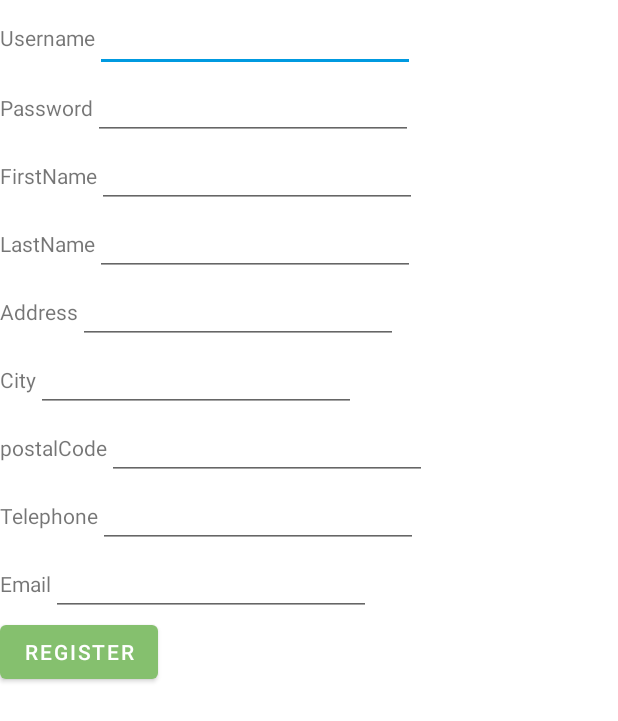
After one commit to aishustha/AishwaryaShrestha_KeshavDulal_MAPD711_Assignment2, an Android app: the layout activity_register.xml on its own in the app's theme, with its tools: preview values and no code run, on a phone screen of 412 x 824 dp. The commit adds this screen. Shown: the top 721 px of the screen. Run offline under Robolectric (Android 15) with nearby library versions, the phone set to English and light mode, and no system bars.

Commit message:
Added register

```diff
--- a/app/src/main/AndroidManifest.xml
+++ b/app/src/main/AndroidManifest.xml
@@ -1,7 +1,8 @@
 <?xml version="1.0" encoding="utf-8"?>
 <manifest xmlns:android="http://schemas.android.com/apk/res/android"
     package="com.example.aishwaryashrestha_keshavdulal_mapd711_assignment2">
-    <uses-permission android:name="android.permission.INTERNET"/>
+
+    <uses-permission android:name="android.permission.INTERNET" />
 
     <application
         android:allowBackup="true"
@@ -10,6 +11,9 @@
         android:roundIcon="@mipmap/ic_launcher_round"
         android:supportsRtl="true"
         android:theme="@style/Theme.AishwaryaShrestha_KeshavDulal_MAPD711_Assignment2">
+        <activity
+            android:name=".Register"
+            android:exported="false" />
         <activity
             android:name=".BookingConfirmation"
             android:exported="true" />
--- a/app/src/main/java/com/example/aishwaryashrestha_keshavdulal_mapd711_assignment2/MainActivity.kt
+++ b/app/src/main/java/com/example/aishwaryashrestha_keshavdulal_mapd711_assignment2/MainActivity.kt
@@ -22,7 +22,7 @@ class MainActivity : AppCompatActivity() {
 
         //handle button click
         sendBtn.setOnClickListener {
-            val intent = Intent(this@MainActivity, BookingActivity::class.java)
+            val intent = Intent(this@MainActivity, Register::class.java)
 
             //sending data to second activity
             startActivity(intent)
--- a/app/src/main/java/com/example/aishwaryashrestha_keshavdulal_mapd711_assignment2/Registration.kt
+++ b/app/src/main/java/com/example/aishwaryashrestha_keshavdulal_mapd711_assignment2/Register.kt
@@ -1,11 +1,11 @@
-package com.example.aishwaryashrestha_keshavdulal_mapd711_assignment2.ui
+package com.example.aishwaryashrestha_keshavdulal_mapd711_assignment2
 
 import androidx.appcompat.app.AppCompatActivity
 import android.os.Bundle
 
-class Registration : AppCompatActivity() {
+class Register : AppCompatActivity() {
     override fun onCreate(savedInstanceState: Bundle?) {
         super.onCreate(savedInstanceState)
-        setContentView(R.layout.activity_registration)
+        setContentView(R.layout.activity_register)
     }
 }
--- /dev/null
+++ b/app/src/main/res/layout/activity_register.xml
@@ -0,0 +1,208 @@
+<?xml version="1.0" encoding="utf-8"?>
+<LinearLayout xmlns:android="http://schemas.android.com/apk/res/android"
+    xmlns:app="http://schemas.android.com/apk/res-auto"
+    xmlns:tools="http://schemas.android.com/tools"
+    android:layout_width="match_parent"
+    android:layout_height="match_parent"
+    android:orientation="vertical"
+    tools:context=".Register">
+    <LinearLayout
+        android:layout_width="wrap_content"
+        android:layout_height="wrap_content"
+        android:orientation="horizontal">
+        <TextView
+            android:id="@+id/username_lbl"
+            android:layout_width="wrap_content"
+            android:layout_height="wrap_content"
+            android:text="Username"
+            app:layout_constraintStart_toStartOf="parent"
+            app:layout_constraintTop_toTopOf="parent" />
+
+        <EditText
+            android:id="@+id/inputUsername"
+            android:layout_width="wrap_content"
+            android:layout_height="wrap_content"
+            android:ems="10"
+            android:inputType="textPersonName"
+            android:minHeight="48dp"
+            app:layout_constraintStart_toEndOf="@+id/username_lbl"
+            app:layout_constraintTop_toTopOf="parent" />
+    </LinearLayout>
+
+    <LinearLayout
+        android:layout_width="wrap_content"
+        android:layout_height="wrap_content"
+        android:orientation="horizontal">
+        <TextView
+            android:id="@+id/password_lbl"
+            android:layout_width="wrap_content"
+            android:layout_height="wrap_content"
+            android:text="Password"
+            app:layout_constraintStart_toStartOf="parent"
+            app:layout_constraintTop_toBottomOf="@+id/username_lbl" />
+        <EditText
+            android:id="@+id/inputPassword"
+            android:layout_width="wrap_content"
+            android:layout_height="wrap_content"
+            android:ems="10"
+            android:inputType="textPersonName"
+            app:layout_constraintStart_toEndOf="@+id/password_lbl"
+            app:layout_constraintTop_toBottomOf="@+id/editTextTextPersonName" />
+    </LinearLayout>
+
+    <LinearLayout
+        android:layout_width="wrap_content"
+        android:layout_height="wrap_content"
+        android:orientation="horizontal">
+        <TextView
+            android:id="@+id/firstname_lbl"
+            android:layout_width="wrap_content"
+            android:layout_height="wrap_content"
+            android:text="FirstName"
+            app:layout_constraintStart_toStartOf="parent"
+            app:layout_constraintTop_toBottomOf="@+id/password_lbl" />
+        <EditText
+            android:id="@+id/inputFirstName"
+            android:layout_width="wrap_content"
+            android:layout_height="wrap_content"
+            android:ems="10"
+            android:inputType="textPersonName"
+            app:layout_constraintStart_toEndOf="@+id/firstname_lbl"
+            app:layout_constraintTop_toBottomOf="@+id/editTextTextPersonName2" />
+
+    </LinearLayout>
+
+    <LinearLayout
+        android:layout_width="wrap_content"
+        android:layout_height="wrap_content"
+        android:orientation="horizontal">
+        <TextView
+            android:id="@+id/lastname_lbl"
+            android:layout_width="wrap_content"
+            android:layout_height="wrap_content"
+            android:text="LastName"
+            app:layout_constraintStart_toStartOf="parent"
+            app:layout_constraintTop_toBottomOf="@+id/firstname_lbl" />
+
+        <EditText
+            android:id="@+id/inputLastName"
+            android:layout_width="wrap_content"
+            android:layout_height="wrap_content"
+            android:layout_weight="1"
+            android:ems="10"
+            android:inputType="textPersonName" />
+    </LinearLayout>
+
+    <LinearLayout
+        android:layout_width="wrap_content"
+        android:layout_height="wrap_content"
+        android:orientation="horizontal">
+        <TextView
+            android:id="@+id/address_lbl"
+            android:layout_width="wrap_content"
+            android:layout_height="wrap_content"
+            android:text="Address"
+            app:layout_constraintStart_toStartOf="parent"
+            app:layout_constraintTop_toBottomOf="@+id/lastname_lbl" />
+
+        <EditText
+            android:id="@+id/inputAddress"
+            android:layout_width="wrap_content"
+            android:layout_height="wrap_content"
+            android:layout_weight="1"
+            android:ems="10"
+            android:inputType="textPersonName" />
+    </LinearLayout>
+
+    <LinearLayout
+        android:layout_width="wrap_content"
+        android:layout_height="wrap_content"
+        android:orientation="horizontal">
+        <TextView
+            android:id="@+id/city_lbl"
+            android:layout_width="wrap_content"
+            android:layout_height="wrap_content"
+            android:text="City"
+            app:layout_constraintStart_toStartOf="parent"
+            app:layout_constraintTop_toBottomOf="@+id/address_lbl" />
+
+        <EditText
+            android:id="@+id/inputCity"
+            android:layout_width="wrap_content"
+            android:layout_height="wrap_content"
+            android:layout_weight="1"
+            android:ems="10"
+            android:inputType="textPersonName" />
+    </LinearLayout>
+
+    <LinearLayout
+        android:layout_width="wrap_content"
+        android:layout_height="wrap_content"
+        android:orientation="horizontal">
+        <TextView
+            android:id="@+id/postalCode_lbl"
+            android:layout_width="wrap_content"
+            android:layout_height="wrap_content"
+            android:text="postalCode"
+            app:layout_constraintStart_toStartOf="parent"
+            app:layout_constraintTop_toBottomOf="@+id/city_lbl" />
+
+        <EditText
+            android:id="@+id/inputPostalCode"
+            android:layout_width="wrap_content"
+            android:layout_height="wrap_content"
+            android:layout_weight="1"
+            android:ems="10"
+            android:inputType="textPersonName" />
+    </LinearLayout>
+
+    <LinearLayout
+        android:layout_width="wrap_content"
+        android:layout_height="wrap_content"
+        android:orientation="horizontal">
+        <TextView
+            android:id="@+id/telephone_lbl"
+            android:layout_width="wrap_content"
+            android:layout_height="wrap_content"
+            android:text="Telephone"
+            app:layout_constraintStart_toStartOf="parent"
+            app:layout_constraintTop_toBottomOf="@+id/postalCode_lbl" />
+
+        <EditText
+            android:id="@+id/inputTelephone"
+            android:layout_width="wrap_content"
+            android:layout_height="wrap_content"
+            android:layout_weight="1"
+            android:ems="10"
+            android:inputType="textPersonName" />
+    </LinearLayout>
+
+    <LinearLayout
+        android:layout_width="wrap_content"
+        android:layout_height="wrap_content"
+        android:orientation="horizontal">
+        <TextView
+            android:id="@+id/email_lbl"
+            android:layout_width="wrap_content"
+            android:layout_height="wrap_content"
+            android:text="Email"
+            app:layout_constraintStart_toStartOf="parent"
+            app:layout_constraintTop_toBottomOf="@+id/telephone_lbl" />
+
+        <EditText
+            android:id="@+id/inputEmail"
+            android:layout_width="wrap_content"
+            android:layout_height="wrap_content"
+            android:layout_weight="1"
+            android:ems="10"
+            android:inputType="textPersonName" />
+    </LinearLayout>
+
+    <Button
+        android:id="@+id/buttonRegister"
+        android:layout_width="wrap_content"
+        android:layout_height="wrap_content"
+        android:text="Register"
+        tools:layout_editor_absoluteX="158dp"
+        tools:layout_editor_absoluteY="614dp" />
+</LinearLayout>
--- a/app/src/main/res/layout/activity_registration.xml
+++ /dev/null
@@ -1,9 +0,0 @@
-<?xml version="1.0" encoding="utf-8"?>
-<androidx.constraintlayout.widget.ConstraintLayout xmlns:android="http://schemas.android.com/apk/res/android"
-    xmlns:app="http://schemas.android.com/apk/res-auto"
-    xmlns:tools="http://schemas.android.com/tools"
-    android:layout_width="match_parent"
-    android:layout_height="match_parent"
-    tools:context=".ui.Registration">
-
-</androidx.constraintlayout.widget.ConstraintLayout>
--- a/build.gradle
+++ b/build.gradle
@@ -6,7 +6,7 @@ buildscript {
     }
     dependencies {
         classpath "com.android.tools.build:gradle:7.0.2"
-        classpath "org.jetbrains.kotlin:kotlin-gradle-plugin:1.5.31"
+        classpath 'org.jetbrains.kotlin:kotlin-gradle-plugin:1.6.0'
 
         // NOTE: Do not place your application dependencies here; they belong
         // in the individual module build.gradle files
```
